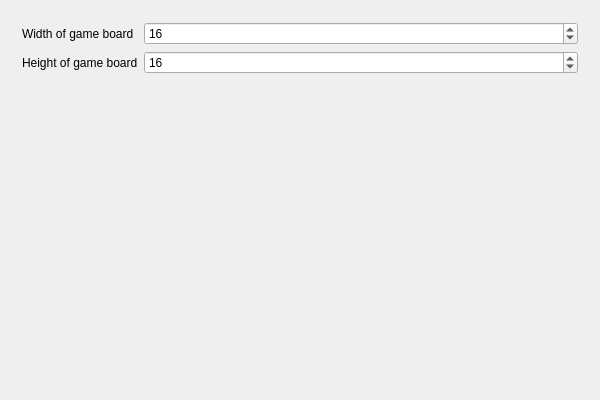
First picture: the form in src/view/battleship/mainwindow.ui, repository zer0main/battleship, before the edit.
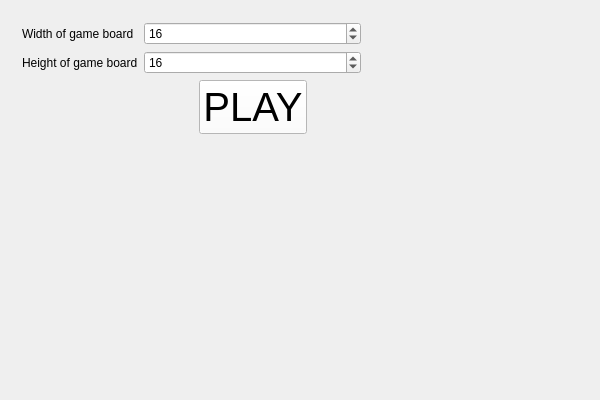
Second picture: the form after the edit. The open tabs and pages were chosen to show the change.

Commit message: Play button in inputpage

Patch:
```diff
--- a/src/view/battleship/mainwindow.ui
+++ b/src/view/battleship/mainwindow.ui
@@ -151,51 +151,136 @@
        </layout>
       </widget>
       <widget class="QWidget" name="inputpage">
-       <layout class="QHBoxLayout" name="horizontalLayout">
-        <item>
-         <layout class="QFormLayout" name="formLayout">
-          <item row="1" column="0">
-           <widget class="QLabel" name="widthOfGameBoardLabel">
-            <property name="text">
-             <string>Width of game board</string>
+       <layout class="QGridLayout" name="gridLayout_3">
+        <item row="0" column="1">
+         <widget class="QSpinBox" name="boardWidth">
+          <property name="minimum">
+           <number>12</number>
+          </property>
+          <property name="maximum">
+           <number>25</number>
+          </property>
+          <property name="value">
+           <number>16</number>
+          </property>
+         </widget>
+        </item>
+        <item row="0" column="0">
+         <widget class="QLabel" name="widthOfGameBoardLabel">
+          <property name="text">
+           <string>Width of game board</string>
+          </property>
+         </widget>
+        </item>
+        <item row="2" column="1">
+         <widget class="QSpinBox" name="boardHeight">
+          <property name="minimum">
+           <number>12</number>
+          </property>
+          <property name="maximum">
+           <number>25</number>
+          </property>
+          <property name="value">
+           <number>16</number>
+          </property>
+         </widget>
+        </item>
+        <item row="2" column="0">
+         <widget class="QLabel" name="heightOfGameBoardLabel">
+          <property name="text">
+           <string>Height of game board</string>
+          </property>
+         </widget>
+        </item>
+        <item row="4" column="0">
+         <spacer name="verticalSpacer_5">
+          <property name="orientation">
+           <enum>Qt::Vertical</enum>
+          </property>
+          <property name="sizeHint" stdset="0">
+           <size>
+            <width>20</width>
+            <height>40</height>
+           </size>
+          </property>
+         </spacer>
+        </item>
+        <item row="4" column="1">
+         <layout class="QHBoxLayout" name="horizontalLayout" stretch="0,0,0">
+          <item>
+           <spacer name="horizontalSpacer_2">
+            <property name="orientation">
+             <enum>Qt::Horizontal</enum>
             </property>
-           </widget>
-          </item>
-          <item row="2" column="0">
-           <widget class="QLabel" name="heightOfGameBoardLabel">
-            <property name="text">
-             <string>Height of game board</string>
+            <property name="sizeHint" stdset="0">
+             <size>
+              <width>40</width>
+              <height>20</height>
+             </size>
             </property>
-           </widget>
+           </spacer>
           </item>
-          <item row="1" column="1">
-           <widget class="QSpinBox" name="boardWidth">
-            <property name="minimum">
-             <number>12</number>
-            </property>
-            <property name="maximum">
-             <number>25</number>
-            </property>
-            <property name="value">
-             <number>16</number>
-            </property>
-           </widget>
+          <item>
+           <layout class="QVBoxLayout" name="verticalLayout_5">
+            <item>
+             <widget class="QPushButton" name="pushButton">
+              <property name="font">
+               <font>
+                <pointsize>30</pointsize>
+               </font>
+              </property>
+              <property name="styleSheet">
+               <string notr="true">background-color: rgb(170, 0, 0);
+background-color: rgb(255, 255, 255);</string>
+              </property>
+              <property name="text">
+               <string>PLAY</string>
+              </property>
+             </widget>
+            </item>
+            <item>
+             <spacer name="verticalSpacer_6">
+              <property name="orientation">
+               <enum>Qt::Vertical</enum>
+              </property>
+              <property name="sizeHint" stdset="0">
+               <size>
+                <width>20</width>
+                <height>40</height>
+               </size>
+              </property>
+             </spacer>
+            </item>
+           </layout>
           </item>
-          <item row="2" column="1">
-           <widget class="QSpinBox" name="boardHeight">
-            <property name="minimum">
-             <number>12</number>
+          <item>
+           <spacer name="horizontalSpacer">
+            <property name="orientation">
+             <enum>Qt::Horizontal</enum>
             </property>
-            <property name="maximum">
-             <number>25</number>
+            <property name="sizeHint" stdset="0">
+             <size>
+              <width>40</width>
+              <height>20</height>
+             </size>
             </property>
-            <property name="value">
-             <number>16</number>
-            </property>
-           </widget>
+           </spacer>
           </item>
          </layout>
         </item>
+        <item row="2" column="2">
+         <spacer name="horizontalSpacer_4">
+          <property name="orientation">
+           <enum>Qt::Horizontal</enum>
+          </property>
+          <property name="sizeHint" stdset="0">
+           <size>
+            <width>40</width>
+            <height>20</height>
+           </size>
+          </property>
+         </spacer>
+        </item>
        </layout>
       </widget>
      </widget>
```
